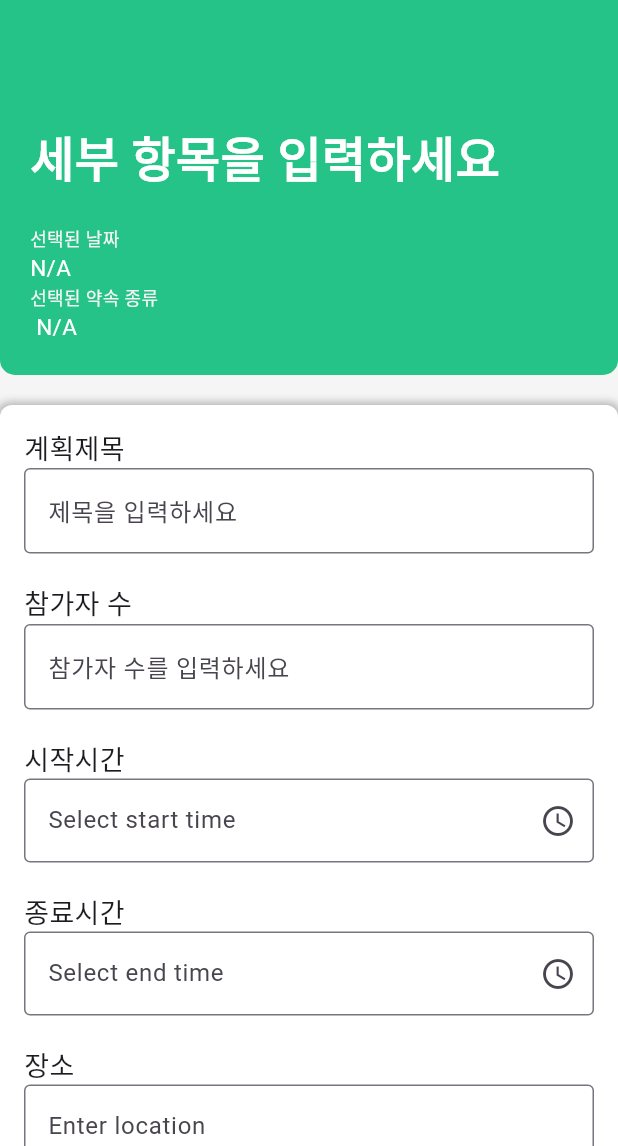
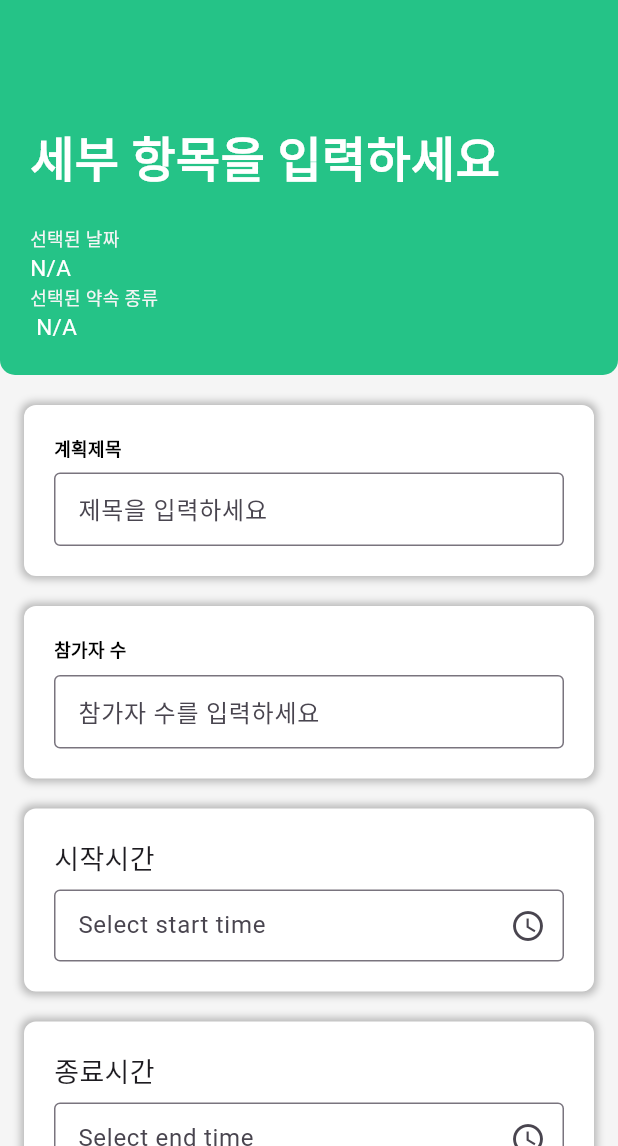
Before and after one commit to hshy1839/compete_exercise_app, a Flutter app: the AddPlanning screen opened by its route, on a phone screen of 412 x 824 dp, the part 90-1236 px from its top. Run offline on Flutter 3.47's test engine with Material 3 defaults, Android fonts, the phone set to English and light mode, and no system bars; our stand-ins replace shared_preferences, socket_io_client, table_calendar; accounts and stored records are empty; network calls fail.

Commit message:
계획 ui 보완

```diff
--- a/lib/add_plan/add_planning.dart
+++ b/lib/add_plan/add_planning.dart
@@ -172,38 +172,37 @@ class _AddPlanningState extends State<AddPlanning> {
 
   @override
   Widget build(BuildContext context) {
-
     return Scaffold(
       backgroundColor: Colors.grey.shade100,
       appBar: PreferredSize(
         preferredSize: Size.fromHeight(60.0),
         child: Header(),
       ),
-      body: Padding(
-        padding: const EdgeInsets.all(0.0),
-        child: ListView( // ListView로 변경하여 스크롤 가능하게 함
+      body: ListView(
+        padding: const EdgeInsets.all(0.0), // 전체 화면에 대한 패딩 추가
         children: [
+          // 특정 Container (패딩 없음)
           Container(
-              width: double.infinity, // 화면의 가로 크기를 꽉 채움
-              height: 250.0,         // 세로 크기를 250으로 설정
+            width: double.infinity,
+            height: 250.0,
             decoration: BoxDecoration(
-                color: Color(0xFF25c387),    // 배경색
-                borderRadius: BorderRadius.vertical(bottom: Radius.circular(10.0)), // 하단 모서리에만 둥근 테두리 추가
+              color: Color(0xFF25c387),
+              borderRadius: BorderRadius.vertical(bottom: Radius.circular(10.0)),
             ),
             child: Align(
-                alignment: Alignment.centerLeft, // 왼쪽 하단에 정렬
+              alignment: Alignment.centerLeft,
               child: Padding(
-                  padding: const EdgeInsets.all(20.0), // Padding for better spacing
+                padding: const EdgeInsets.all(20.0), // 패딩을 0으로 조정
                 child: Column(
-                    mainAxisAlignment: MainAxisAlignment.center, // 세로 중앙 정렬
-                    crossAxisAlignment: CrossAxisAlignment.start, // 왼쪽 정렬
+                  mainAxisAlignment: MainAxisAlignment.center,
+                  crossAxisAlignment: CrossAxisAlignment.start,
                   children: [
-                      SizedBox(height: 60,),
+                    SizedBox(height: 60),
                     Text(
                       '세부 항목을 입력하세요',
                       style: TextStyle(fontSize: 32, fontWeight: FontWeight.bold, color: Colors.white),
-                      ), //
-                      SizedBox(height: 20,),
+                    ),
+                    SizedBox(height: 20),
                     Text(
                       '선택된 날짜 ',
                       style: TextStyle(fontSize: 12, color: Colors.grey.shade100),
@@ -226,117 +225,101 @@ class _AddPlanningState extends State<AddPlanning> {
             ),
           ),
 
+          SizedBox(height: 20), // Container와 다음 요소 간의 간격
+          _buildTextField('계획제목', _titleController, '제목을 입력하세요'),
+          SizedBox(height: 20),
+          _buildTextField('참가자 수', _participantsCountController, '참가자 수를 입력하세요', keyboardType: TextInputType.number),
+          SizedBox(height: 20),
+          _buildReadOnlyTextField('시작시간', _startTimeController, 'Select start time', () => _selectTime(context, true)),
+          SizedBox(height: 20),
+          _buildReadOnlyTextField('종료시간', _endTimeController, 'Select end time', () => _selectTime(context, false)),
+          SizedBox(height: 20),
+          _buildTextField('장소', _locationController, 'Enter location'),
           SizedBox(height: 20),
           Container(
+            margin: EdgeInsets.symmetric(horizontal: 16.0), // 양옆에 16의 마진 추가
             decoration: BoxDecoration(
-                color: Colors.white, // 흰색 배경
-                borderRadius: BorderRadius.circular(8.0), // 둥근 모서리
+              color: Colors.white, // 배경색을 흰색으로 설정
+              borderRadius: BorderRadius.circular(8), // 모서리를 둥글게 설정 (선택사항)
               boxShadow: [
                 BoxShadow(
-                    color: Colors.black26,
-                    blurRadius: 4.0,
-                    spreadRadius: 2.0,
+                  color: Colors.grey.withOpacity(0.7), // 그림자 색상
+                  spreadRadius: 2, // 그림자 퍼짐 정도
+                  blurRadius: 5, // 그림자 흐림 정도
+                  offset: Offset(0, 3), // 그림자의 위치
                 ),
               ],
             ),
-              padding: EdgeInsets.all(16.0), // Padding for better spacing
-              child: Column(
-                crossAxisAlignment: CrossAxisAlignment.start,
+            padding: EdgeInsets.all(20), // 안쪽 여백
+            child: Row(
+              mainAxisAlignment: MainAxisAlignment.spaceBetween,
+              children: [
+                Column(
+                  crossAxisAlignment: CrossAxisAlignment.start, // 텍스트 정렬을 왼쪽으로 설정
                   children: [
                     Text(
-                    '계획제목',
-                    style: TextStyle(fontSize: 18),
+                      '공개 여부',
+                      style: TextStyle(fontSize: 12, fontWeight: FontWeight.bold),
                     ),
-                  TextField(
-                    controller: _titleController,
-                    decoration: InputDecoration(
-                      border: OutlineInputBorder(),
-                      hintText: '제목을 입력하세요',
-                    ),
-                  ),
-                  SizedBox(height: 20),
-                  Text(
-                    '참가자 수',
-                    style: TextStyle(fontSize: 18),
-                  ),
-                  TextField(
-                    controller: _participantsCountController,
-                    keyboardType: TextInputType.number,
-                    decoration: InputDecoration(
-                      border: OutlineInputBorder(),
-                      hintText: '참가자 수를 입력하세요',
-                    ),
-                  ),
-                  SizedBox(height: 20),
-                  Text(
-                    '시작시간',
-                    style: TextStyle(fontSize: 18),
-                  ),
-                  TextField(
-                    controller: _startTimeController,
-                    readOnly: true,
-                    decoration: InputDecoration(
-                      border: OutlineInputBorder(),
-                      hintText: 'Select start time',
-                      suffixIcon: Icon(Icons.access_time),
-                    ),
-                    onTap: () => _selectTime(context, true),
-                  ),
-                  SizedBox(height: 20),
-                  Text(
-                    '종료시간',
-                    style: TextStyle(fontSize: 18),
-                  ),
-                  TextField(
-                    controller: _endTimeController,
-                    readOnly: true,
-                    decoration: InputDecoration(
-                      border: OutlineInputBorder(),
-                      hintText: 'Select end time',
-                      suffixIcon: Icon(Icons.access_time),
-                    ),
-                    onTap: () => _selectTime(context, false),
-                  ),
-                  SizedBox(height: 20),
-                  Text(
-                    '장소',
-                    style: TextStyle(fontSize: 18),
-                  ),
-                  TextField(
-                    controller: _locationController,
-                    decoration: InputDecoration(
-                      border: OutlineInputBorder(),
-                      hintText: 'Enter location',
-                    ),
-                  ),
-                ],
-              ),
-            ),
-
-            SizedBox(height: 20),
                     Row(
                       mainAxisAlignment: MainAxisAlignment.spaceBetween,
                       children: [
                         Text(
-                  '공개 여부: ${_isPrivateSearch ? "Private" : "Public"}',
-                  style: TextStyle(fontSize: 18),
+                          '${_isPrivateSearch ? "Private" : "Public"}',
+                          style: TextStyle(fontSize: 18, fontWeight: FontWeight.bold),
                         ),
+                        SizedBox(width: 20,),
+                        AnimatedSwitcher(
+                          duration: const Duration(milliseconds: 300), // 애니메이션 지속 시간
+                          child: Icon(
+                            _isPrivateSearch ? Icons.lock : Icons.lock_open, // 조건에 따라 아이콘 선택
+                            color: _isPrivateSearch ? Colors.green : Colors.blue, // 상태에 따른 색상
+                            key: ValueKey<bool>(_isPrivateSearch), // 키를 통해 상태를 식별
+                          ),
+                        ),
+                        SizedBox(width: 20), // 아이콘과 텍스트 사이에 여백 추가
                         Switch(
                           value: _isPrivateSearch,
                           onChanged: (value) {
                             setState(() {
-                      _isPrivateSearch = value;
+                              _isPrivateSearch = value; // 상태 변경
                             });
                           },
+                          activeColor: Colors.green,
                         ),
                       ],
                     ),
+                  ],
+                ),
+                SizedBox(width: 10), // Toggle 버튼과의 간격 조정
+              ],
+            ),
+          ),
           SizedBox(height: 20),
+          Container(
+            margin: EdgeInsets.symmetric(horizontal: 16.0),
+            decoration: BoxDecoration(
+              color: Colors.white, // 배경색을 흰색으로 설정
+              borderRadius: BorderRadius.circular(8), // 모서리를 둥글게 설정 (선택사항)
+              boxShadow: [
+                BoxShadow(
+                  color: Colors.grey.withOpacity(0.7), // 그림자 색상
+                  spreadRadius: 2, // 그림자 퍼짐 정도
+                  blurRadius: 5, // 그림자 흐림 정도
+                  offset: Offset(0, 3), // 그림자의 위치
+                ),
+              ],
+            ),
+            padding: EdgeInsets.all(20), // 안쪽 여백
+            child: Column(
+              crossAxisAlignment: CrossAxisAlignment.start, // 텍스트 정렬을 왼쪽으로 설정
+              children: [
                 if (_isPrivateSearch) ...[
                   Text(
                     '참가자 추가',
-                style: TextStyle(fontSize: 18),
+                    style: TextStyle(fontSize: 12, fontWeight: FontWeight.bold),
                   ),
+                  SizedBox(height: 20,),
                   TextField(
                     controller: _searchController,
                     onChanged: (value) {
@@ -349,7 +332,7 @@ class _AddPlanningState extends State<AddPlanning> {
                   ),
                   SizedBox(height: 10),
                   Container(
-                height: 80, // 적절한 높이 조정
+                    height: 80,
                     child: ListView.builder(
                       itemCount: _searchResults.length,
                       itemBuilder: (context, index) {
@@ -367,10 +350,10 @@ class _AddPlanningState extends State<AddPlanning> {
                   SizedBox(height: 20),
                   Text(
                     '선택된 참가자:',
-                style: TextStyle(fontSize: 10),
+                    style: TextStyle(fontSize: 12, fontWeight: FontWeight.bold),
                   ),
                   Container(
-                height: 50, // 적절한 높이 조정
+                    height: 50,
                     child: ListView.builder(
                       itemCount: participants.length,
                       itemBuilder: (context, index) {
@@ -386,17 +369,102 @@ class _AddPlanningState extends State<AddPlanning> {
                     ),
                   ),
                 ],
-            SizedBox(height: 20),
-            ElevatedButton(
-              onPressed: _submitPlanning,
-              child: Text('Submit'),
-            ),
               ],
             ),
+          ),
+
+          SizedBox(height: 20),
+          Container(
+            height: 50,
+            margin: EdgeInsets.symmetric(horizontal: 16.0), // 양옆에 16의 마진 추가
+            child: ElevatedButton(
+              onPressed: _submitPlanning,
+              style: ElevatedButton.styleFrom(
+                backgroundColor: Colors.blue, // 배경색을 파란색으로 설정
+                shape: RoundedRectangleBorder(
+                  borderRadius: BorderRadius.zero, // 모서리 반경을 0으로 설정
+                ),
+              ),
+              child: Text('계획 만들기', style: TextStyle(color: Colors.white)),
+            ),
+          ),
+
+          SizedBox(height: 30),
+        ],
       ),
     );
   }
 
 
 
+
+  Widget _buildTextField(String label, TextEditingController controller, String hint, {TextInputType? keyboardType}) {
+    return Container(
+      margin: EdgeInsets.symmetric(horizontal: 16.0),
+      padding: EdgeInsets.all(20.0),
+      decoration: BoxDecoration(
+        color: Colors.white,
+        borderRadius: BorderRadius.circular(8.0),
+        boxShadow: [
+          BoxShadow(
+            color: Colors.black26,
+            blurRadius: 4.0,
+            spreadRadius: 2.0,
+          ),
+        ],
+      ),
+      child: Column(
+        crossAxisAlignment: CrossAxisAlignment.start,
+        children: [
+          Text(label, style: TextStyle(fontSize: 12, color: Colors.black, fontWeight: FontWeight.bold)),
+          SizedBox(height: 8.0), // Text와 TextField 사이의 간격
+          TextField(
+            controller: controller,
+            keyboardType: keyboardType,
+            decoration: InputDecoration(
+              border: OutlineInputBorder(),
+              hintText: hint,
+              contentPadding: EdgeInsets.symmetric(vertical: 12.0, horizontal: 12.0), // TextField 내부 패딩
+            ),
+          ),
+        ],
+      ),
+    );
   }
+
+  Widget _buildReadOnlyTextField(String label, TextEditingController controller, String hint, VoidCallback onTap) {
+    return Container(
+      margin: EdgeInsets.symmetric(horizontal: 16.0),
+      padding: EdgeInsets.all(20.0),
+      decoration: BoxDecoration(
+        color: Colors.white,
+        borderRadius: BorderRadius.circular(8.0),
+        boxShadow: [
+          BoxShadow(
+            color: Colors.black26,
+            blurRadius: 4.0,
+            spreadRadius: 2.0,
+          ),
+        ],
+      ),
+      child: Column(
+        crossAxisAlignment: CrossAxisAlignment.start,
+        children: [
+          Text(label, style: TextStyle(fontSize: 18)),
+          SizedBox(height: 8.0), // Text와 TextField 사이의 간격
+          TextField(
+            controller: controller,
+            readOnly: true,
+            decoration: InputDecoration(
+              border: OutlineInputBorder(),
+              hintText: hint,
+              suffixIcon: Icon(Icons.access_time),
+              contentPadding: EdgeInsets.symmetric(vertical: 12.0, horizontal: 12.0),// TextField 내부 패딩
+            ),
+            onTap: onTap,
+          ),
+        ],
+      ),
+    );
+  }
+}
```
Lines whose indentation alone changed are shown as unchanged.
